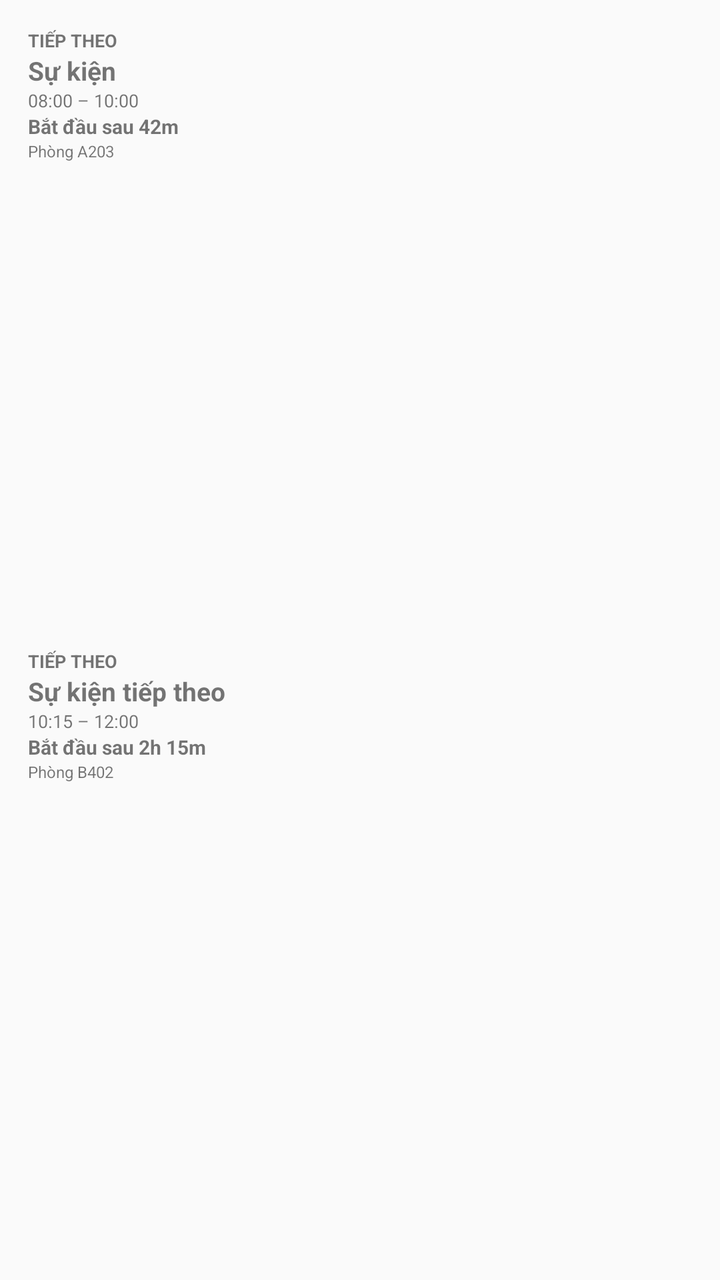
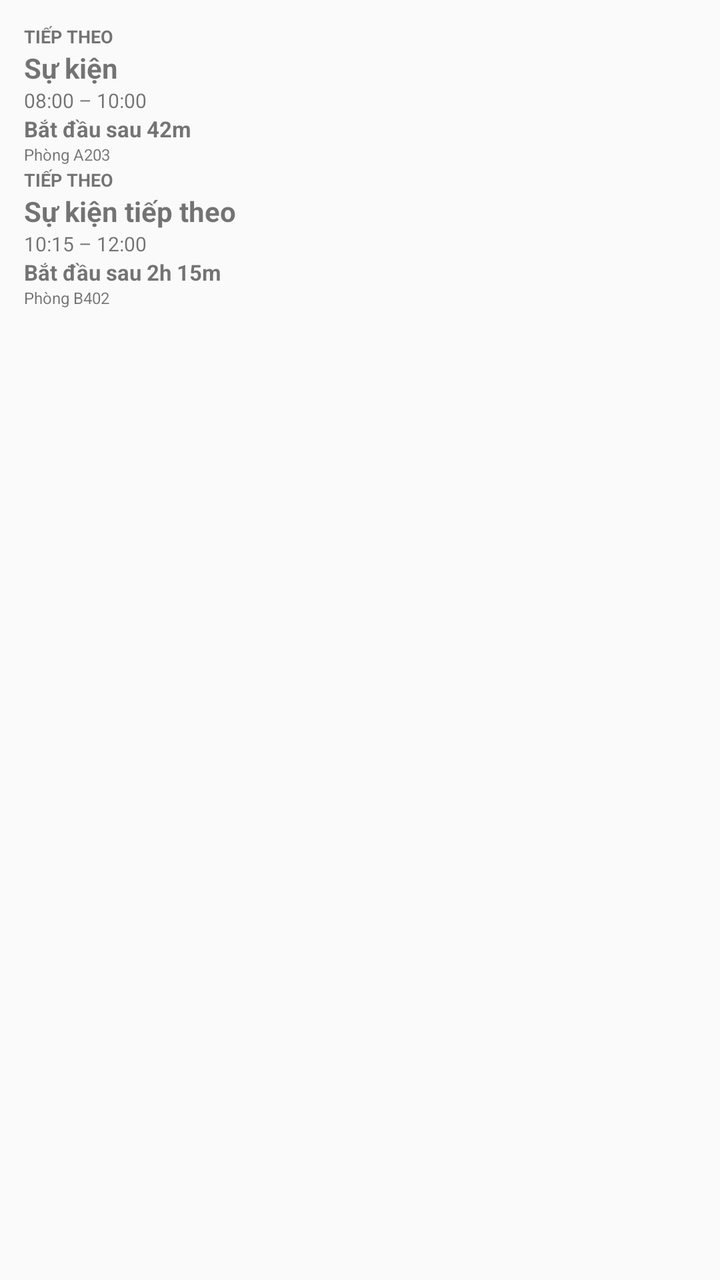

Compare the two renders of this Android layout. The source of the first and the diff that turns it into the second are given below.
<!-- AndroidManifest.xml: application theme Theme.Nexta -->
<!-- res/layout/nexta_widget.xml -->
<?xml version="1.0" encoding="utf-8"?>
<LinearLayout xmlns:android="http://schemas.android.com/apk/res/android"
    android:id="@+id/widget_root"
    android:layout_width="match_parent"
    android:layout_height="match_parent"
    android:orientation="vertical"
    android:padding="10dp">

    <LinearLayout
        android:layout_width="match_parent"
        android:layout_height="0dp"
        android:layout_weight="1"
        android:orientation="vertical"
        android:padding="4dp">

        <TextView
            android:id="@+id/widget_status_1"
            android:layout_width="match_parent"
            android:layout_height="wrap_content"
            android:text="TIẾP THEO"
            android:textSize="9sp"
            android:textStyle="bold" />

        <TextView
            android:id="@+id/widget_title_1"
            android:layout_width="match_parent"
            android:layout_height="wrap_content"
            android:maxLines="1"
            android:text="Sự kiện"
            android:textSize="13sp"
            android:textStyle="bold" />

        <TextView
            android:id="@+id/widget_time_1"
            android:layout_width="match_parent"
            android:layout_height="wrap_content"
            android:maxLines="1"
            android:text="08:00 – 10:00"
            android:textSize="9sp" />

        <TextView
            android:id="@+id/widget_countdown_1"
            android:layout_width="match_parent"
            android:layout_height="wrap_content"
            android:maxLines="1"
            android:text="Bắt đầu sau 42m"
            android:textSize="10sp"
            android:textStyle="bold" />

        <TextView
            android:id="@+id/widget_location_1"
            android:layout_width="match_parent"
            android:layout_height="wrap_content"
            android:maxLines="1"
            android:text="Phòng A203"
            android:textSize="8sp" />

        <TextView
            android:id="@+id/widget_note_1"
            android:layout_width="match_parent"
            android:layout_height="wrap_content"
            android:maxLines="1"
            android:text="Ghi chú"
            android:textSize="8sp"
            android:visibility="gone" />
    </LinearLayout>

    <View
        android:layout_width="match_parent"
        android:layout_height="1dp" />

    <LinearLayout
        android:layout_width="match_parent"
        android:layout_height="0dp"
        android:layout_weight="1"
        android:orientation="vertical"
        android:padding="4dp">

        <TextView
            android:id="@+id/widget_status_2"
            android:layout_width="match_parent"
            android:layout_height="wrap_content"
            android:text="TIẾP THEO"
            android:textSize="9sp"
            android:textStyle="bold" />

        <TextView
            android:id="@+id/widget_title_2"
            android:layout_width="match_parent"
            android:layout_height="wrap_content"
            android:maxLines="1"
            android:text="Sự kiện tiếp theo"
            android:textSize="13sp"
            android:textStyle="bold" />

        <TextView
            android:id="@+id/widget_time_2"
            android:layout_width="match_parent"
            android:layout_height="wrap_content"
            android:maxLines="1"
            android:text="10:15 – 12:00"
            android:textSize="9sp" />

        <TextView
            android:id="@+id/widget_countdown_2"
            android:layout_width="match_parent"
            android:layout_height="wrap_content"
            android:maxLines="1"
            android:text="Bắt đầu sau 2h 15m"
            android:textSize="10sp"
            android:textStyle="bold" />

        <TextView
            android:id="@+id/widget_location_2"
            android:layout_width="match_parent"
            android:layout_height="wrap_content"
            android:maxLines="1"
            android:text="Phòng B402"
            android:textSize="8sp" />

        <TextView
            android:id="@+id/widget_note_2"
            android:layout_width="match_parent"
            android:layout_height="wrap_content"
            android:maxLines="1"
            android:text="Ghi chú"
            android:textSize="8sp"
            android:visibility="gone" />
    </LinearLayout>

</LinearLayout>
<!-- resources referenced by this layout -->
<resources>
  <style name="Theme.Nexta" parent="android:Theme.Material.Light.NoActionBar" />
</resources>

<!-- the commit's change to res/layout/nexta_widget.xml (unified diff, before → after) -->
@@ -4,128 +4,112 @@
     android:layout_width="match_parent"
     android:layout_height="match_parent"
     android:orientation="vertical"
-    android:padding="10dp">
+    android:padding="12dp">
 
-    <LinearLayout
+    <TextView
+        android:id="@+id/widget_status_1"
         android:layout_width="match_parent"
-        android:layout_height="0dp"
-        android:layout_weight="1"
-        android:orientation="vertical"
-        android:padding="4dp">
+        android:layout_height="wrap_content"
+        android:text="TIẾP THEO"
+        android:textSize="9sp"
+        android:textStyle="bold" />
 
-        <TextView
-            android:id="@+id/widget_status_1"
-            android:layout_width="match_parent"
-            android:layout_height="wrap_content"
-            android:text="TIẾP THEO"
-            android:textSize="9sp"
-            android:textStyle="bold" />
+    <TextView
+        android:id="@+id/widget_title_1"
+        android:layout_width="match_parent"
+        android:layout_height="wrap_content"
+        android:maxLines="1"
+        android:text="Sự kiện"
+        android:textSize="14sp"
+        android:textStyle="bold" />
 
-        <TextView
-            android:id="@+id/widget_title_1"
-            android:layout_width="match_parent"
-            android:layout_height="wrap_content"
-            android:maxLines="1"
-            android:text="Sự kiện"
-            android:textSize="13sp"
-            android:textStyle="bold" />
+    <TextView
+        android:id="@+id/widget_time_1"
+        android:layout_width="match_parent"
+        android:layout_height="wrap_content"
+        android:maxLines="1"
+        android:text="08:00 – 10:00"
+        android:textSize="10sp" />
 
-        <TextView
-            android:id="@+id/widget_time_1"
-            android:layout_width="match_parent"
-            android:layout_height="wrap_content"
-            android:maxLines="1"
-            android:text="08:00 – 10:00"
-            android:textSize="9sp" />
+    <TextView
+        android:id="@+id/widget_countdown_1"
+        android:layout_width="match_parent"
+        android:layout_height="wrap_content"
+        android:maxLines="1"
+        android:text="Bắt đầu sau 42m"
+        android:textSize="11sp"
+        android:textStyle="bold" />
 
-        <TextView
-            android:id="@+id/widget_countdown_1"
-            android:layout_width="match_parent"
-            android:layout_height="wrap_content"
-            android:maxLines="1"
-            android:text="Bắt đầu sau 42m"
-            android:textSize="10sp"
-            android:textStyle="bold" />
+    <TextView
+        android:id="@+id/widget_location_1"
+        android:layout_width="match_parent"
+        android:layout_height="wrap_content"
+        android:maxLines="1"
+        android:text="Phòng A203"
+        android:textSize="8sp" />
 
-        <TextView
-            android:id="@+id/widget_location_1"
-            android:layout_width="match_parent"
-            android:layout_height="wrap_content"
-            android:maxLines="1"
-            android:text="Phòng A203"
-            android:textSize="8sp" />
-
-        <TextView
-            android:id="@+id/widget_note_1"
-            android:layout_width="match_parent"
-            android:layout_height="wrap_content"
-            android:maxLines="1"
-            android:text="Ghi chú"
-            android:textSize="8sp"
-            android:visibility="gone" />
-    </LinearLayout>
+    <TextView
+        android:id="@+id/widget_note_1"
+        android:layout_width="match_parent"
+        android:layout_height="wrap_content"
+        android:maxLines="1"
+        android:text="Ghi chú"
+        android:textSize="8sp"
+        android:visibility="gone" />
 
     <View
         android:layout_width="match_parent"
         android:layout_height="1dp" />
 
-    <LinearLayout
+    <TextView
+        android:id="@+id/widget_status_2"
         android:layout_width="match_parent"
-        android:layout_height="0dp"
-        android:layout_weight="1"
-        android:orientation="vertical"
-        android:padding="4dp">
+        android:layout_height="wrap_content"
+        android:text="TIẾP THEO"
+        android:textSize="9sp"
+        android:textStyle="bold" />
 
-        <TextView
-            android:id="@+id/widget_status_2"
-            android:layout_width="match_parent"
-            android:layout_height="wrap_content"
-            android:text="TIẾP THEO"
-            android:textSize="9sp"
-            android:textStyle="bold" />
+    <TextView
+        android:id="@+id/widget_title_2"
+        android:layout_width="match_parent"
+        android:layout_height="wrap_content"
+        android:maxLines="1"
+        android:text="Sự kiện tiếp theo"
+        android:textSize="14sp"
+        android:textStyle="bold" />
 
-        <TextView
-            android:id="@+id/widget_title_2"
-            android:layout_width="match_parent"
-            android:layout_height="wrap_content"
-            android:maxLines="1"
-            android:text="Sự kiện tiếp theo"
-            android:textSize="13sp"
-            android:textStyle="bold" />
+    <TextView
+        android:id="@+id/widget_time_2"
+        android:layout_width="match_parent"
+        android:layout_height="wrap_content"
+        android:maxLines="1"
+        android:text="10:15 – 12:00"
+        android:textSize="10sp" />
 
-        <TextView
-            android:id="@+id/widget_time_2"
-            android:layout_width="match_parent"
-            android:layout_height="wrap_content"
-            android:maxLines="1"
-            android:text="10:15 – 12:00"
-            android:textSize="9sp" />
+    <TextView
+        android:id="@+id/widget_countdown_2"
+        android:layout_width="match_parent"
+        android:layout_height="wrap_content"
+        android:maxLines="1"
+        android:text="Bắt đầu sau 2h 15m"
+        android:textSize="11sp"
+        android:textStyle="bold" />
 
-        <TextView
-            android:id="@+id/widget_countdown_2"
-            android:layout_width="match_parent"
-            android:layout_height="wrap_content"
-            android:maxLines="1"
-            android:text="Bắt đầu sau 2h 15m"
-            android:textSize="10sp"
-            android:textStyle="bold" />
+    <TextView
+        android:id="@+id/widget_location_2"
+        android:layout_width="match_parent"
+        android:layout_height="wrap_content"
+        android:maxLines="1"
+        android:text="Phòng B402"
+        android:textSize="8sp" />
 
-        <TextView
-            android:id="@+id/widget_location_2"
-            android:layout_width="match_parent"
-            android:layout_height="wrap_content"
-            android:maxLines="1"
-            android:text="Phòng B402"
-            android:textSize="8sp" />
-
-        <TextView
-            android:id="@+id/widget_note_2"
-            android:layout_width="match_parent"
-            android:layout_height="wrap_content"
-            android:maxLines="1"
-            android:text="Ghi chú"
-            android:textSize="8sp"
-            android:visibility="gone" />
-    </LinearLayout>
+    <TextView
+        android:id="@+id/widget_note_2"
+        android:layout_width="match_parent"
+        android:layout_height="wrap_content"
+        android:maxLines="1"
+        android:text="Ghi chú"
+        android:textSize="8sp"
+        android:visibility="gone" />
 
 </LinearLayout>
